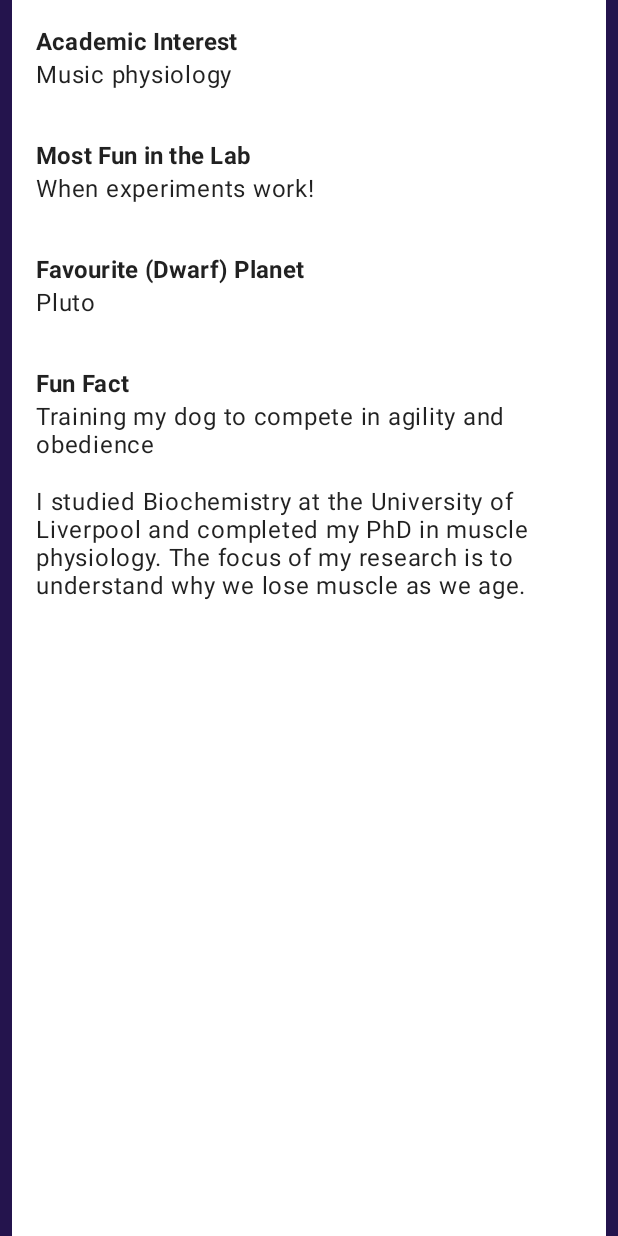
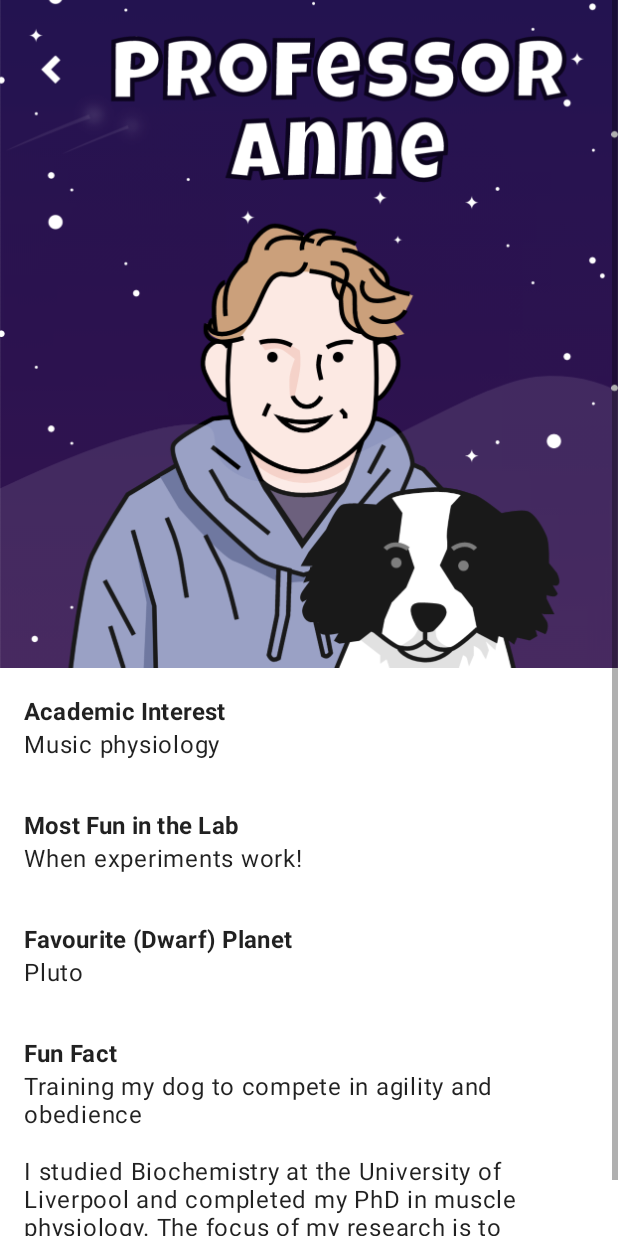
Before and after one commit to PigDogBay/Microage, an Android app: the fragment TeamMemberFragment placed in its activity, on a phone screen of 412 x 824 dp. Run offline under Robolectric (Android 15) with nearby library versions, the phone set to English and light mode, and no system bars.

Commit message:
Team member portraits

```diff
--- a/app/src/main/java/com/mpdbailey/microage/TeamFragment.kt
+++ b/app/src/main/java/com/mpdbailey/microage/TeamFragment.kt
@@ -44,6 +44,7 @@ class TeamMemberFragment : Fragment() {
         binding.teamMemberPlanet.text = person.planet
         binding.teamMemberFact.text = person.fact
         binding.teamMemberBio.text = person.bio
+        binding.teamMemberImage.setImageResource(person.portraitId)
         if (person === TeamFactory.anne) {
             binding.teamMemberPlanetTitle.setText(R.string.team_member_title_planet_dwarf)
         }
--- a/app/src/main/res/layout/fragment_team_member.xml
+++ b/app/src/main/res/layout/fragment_team_member.xml
@@ -10,10 +10,16 @@
     <LinearLayout
         android:layout_width="match_parent"
         android:layout_height="wrap_content"
-        android:layout_marginLeft="8dp"
-        android:layout_marginRight="8dp"
+        android:layout_marginLeft="0dp"
+        android:layout_marginRight="0dp"
         android:background="@color/white"
         android:orientation="vertical">
+
+        <ImageView
+            android:id="@+id/teamMemberImage"
+            style="@style/Microage.ImageView"
+            android:contentDescription="@string/team_member_content_desc"
+            />
 
         <TextView
             android:id="@+id/teamMemberAcademicTitle"
--- a/app/src/main/res/values/strings.xml
+++ b/app/src/main/res/values/strings.xml
@@ -13,5 +13,6 @@
     <string name="team_member_title_planet">Favourite Planet</string>
     <string name="team_member_title_planet_dwarf">Favourite (Dwarf) Planet</string>
     <string name="team_member_title_fact">Fun Fact</string>
+    <string name="team_member_content_desc">Team Member Portrait</string>
 
 </resources>
```
Also changed, not shown: app/src/main/java/com/mpdbailey/microage/model/TeamMember.kt (+13 -11 lines), app/src/main/res/drawable-xxhdpi/anne.png (added), app/src/main/res/drawable-xxhdpi/chris.png (added), app/src/main/res/drawable-xxhdpi/gian.png (added), app/src/main/res/drawable-xxhdpi/harvey.png (added), app/src/main/res/drawable-xxhdpi/james.png (added), app/src/main/res/drawable-xxhdpi/kai.png (added), app/src/main/res/drawable-xxhdpi/kim.png (added), app/src/main/res/drawable-xxhdpi/libby.png (added), app/src/main/res/drawable-xxhdpi/malc.png (added), app/src/main/res/drawable-xxhdpi/sam.png (added), app/src/main/res/drawable-xxhdpi/shah.png (added).
